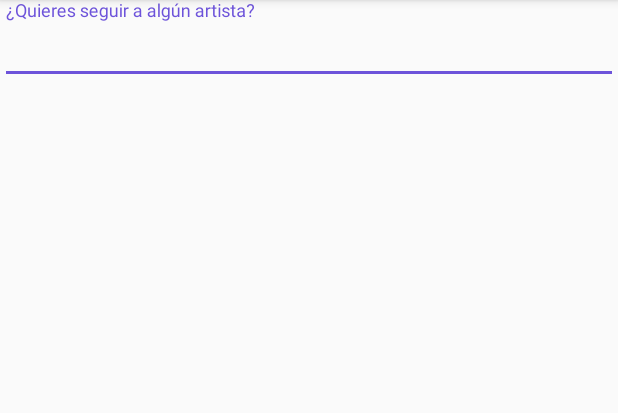
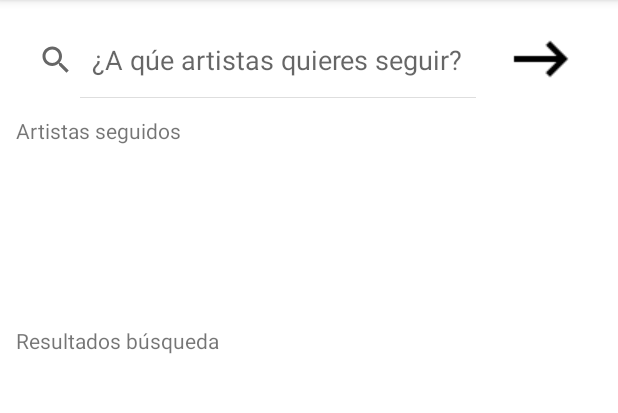
Before and after one commit to carlos-moy-gra/FestivApp, an Android app: the ArtistasActivity screen opened directly, with no data from a screen before it, on a phone screen of 412 x 824 dp, the part 84-497 px from its top. Run offline under Robolectric (Android 15) with nearby library versions, the light colour scheme and no system bars; libraries missing offline, so code that uses them is left out: com.parse.

Commit message:
Activity de selección de artista en estado avanzado. Queda realizar las inserciones de los artistas seguidos en la BD y mejorar el aspecto del scroll horizontal del RecyclerView utilizado para mostrar los artistas seguidos por el usuario.

```diff
--- a/Festivapp/app/src/main/AndroidManifest.xml
+++ b/Festivapp/app/src/main/AndroidManifest.xml
@@ -27,10 +27,10 @@
         <activity android:name=".ui.registro.RegistroActivity"
             android:label="@string/app_name"/>
 
-        <activity android:name=".ui.ArtistasActivity"
+        <activity android:name=".ui.GenerosActivity"
             android:label="@string/app_name"/>
 
-        <activity android:name=".ui.GenerosActivity"
+        <activity android:name=".ui.seleccionArtistas.ArtistasActivity"
             android:label="@string/app_name"/>
 
     </application>
--- a/Festivapp/app/src/main/java/com/example/festivapp/ui/GenerosActivity.java
+++ b/Festivapp/app/src/main/java/com/example/festivapp/ui/GenerosActivity.java
@@ -21,8 +21,6 @@ import com.parse.ParseQuery;
 import com.parse.ParseUser;
 
 import org.json.JSONArray;
-import org.json.JSONException;
-import org.json.JSONObject;
 
 import java.util.ArrayList;
 import java.util.Hashtable;
--- /dev/null
+++ b/Festivapp/app/src/main/java/com/example/festivapp/ui/seleccionArtistas/ArtistasActivity.java
@@ -0,0 +1,201 @@
+package com.example.festivapp.ui.seleccionArtistas;
+
+import android.os.Bundle;
+import android.util.Log;
+import android.view.Gravity;
+import android.view.View;
+import android.widget.AdapterView;
+import android.widget.GridView;
+import android.widget.SearchView;
+import android.widget.Toast;
+
+import androidx.appcompat.app.AppCompatActivity;
+import androidx.recyclerview.widget.LinearLayoutManager;
+import androidx.recyclerview.widget.RecyclerView;
+
+import com.example.festivapp.R;
+import com.example.festivapp.data.model.Artista;
+import com.parse.FindCallback;
+import com.parse.GetCallback;
+import com.parse.ParseException;
+import com.parse.ParseObject;
+import com.parse.ParseQuery;
+
+import java.util.ArrayList;
+import java.util.Hashtable;
+import java.util.List;
+import java.util.Map;
+
+public class ArtistasActivity extends AppCompatActivity {
+
+    private GridView gridViewResultados;
+    private RecyclerView recyclerViewSeguidos;
+    private ArtistasGridAdapter adapterResultados;
+    private ArtistasRecyclerAdapter adapterSeguidos;
+    private RecyclerView.LayoutManager layoutManager;
+
+    // Conjuntos de datos
+    private ArrayList<Artista> listaResultados = new ArrayList<>();  // Esta lista variará cada vez que se realice una consulta a la BD
+    private ArrayList<Artista> listaSeguidos = new ArrayList<>();    /* Esta lista variará cuando el usuario seleccione artistas o marque artistas que estaban
+                                                                       seleccionados como no seleccionados */
+    private Map<String, String> artistasSeguidos = new Hashtable<>();  // Almacena los objectId de los artistas que se encuentran en seguidos
+
+    private SearchView artistasSearchView;  // Barra de búsqueda de artistas
+
+    @Override
+    protected void onCreate(Bundle savedInstanceState) {
+        super.onCreate(savedInstanceState);
+        setContentView(R.layout.activity_artistas);
+
+        // Grid resultados búsqueda
+        gridViewResultados = findViewById(R.id.gridResultadosArtistas);
+        adapterResultados = new ArtistasGridAdapter(this, listaResultados);
+        gridViewResultados.setAdapter(adapterResultados);
+
+        /* Añadimos un listener */
+        gridViewResultados.setOnItemClickListener(new AdapterView.OnItemClickListener() {
+            @Override
+            public void onItemClick(AdapterView<?> parent, View view, int position, long id) {
+
+                /* Al seleccionar un artista de los resultados de la búsqueda, este se mueve a artistas seguidos (si no se encuentra ya allí)  */
+
+                Artista artistaSeleccionado = listaResultados.get(position);
+                if (!artistasSeguidos.containsKey(artistaSeleccionado.getNombre())) {
+                    /* El artista no estaba seleccionado, lo movemos a seguidos */
+                    artistasSeguidos.put(artistaSeleccionado.getNombre(), artistaSeleccionado.getObjectId());
+                    listaSeguidos.add(artistaSeleccionado);
+                    adapterSeguidos.notifyDataSetChanged();
+                    Toast toast = Toast.makeText(getApplicationContext(), "Ahora sigues a " + artistaSeleccionado.getNombre(), Toast.LENGTH_SHORT);
+                    toast.setGravity(Gravity.TOP, 0, 0);
+                    toast.show();
+                }
+            }
+        });
+
+        // RecyclerView seguidos
+        recyclerViewSeguidos = findViewById(R.id.gridArtistasSeguidos);
+        layoutManager = new LinearLayoutManager(this, LinearLayoutManager.HORIZONTAL, false);
+        recyclerViewSeguidos.setLayoutManager(layoutManager);
+        adapterSeguidos = new ArtistasRecyclerAdapter(listaSeguidos);
+        recyclerViewSeguidos.setAdapter(adapterSeguidos);
+
+        /* Añadimos un listener */
+        adapterSeguidos.setOnItemClickListener(new View.OnClickListener() {
+            @Override
+            public void onClick(View v) {
+                int pos = recyclerViewSeguidos.getChildAdapterPosition(v);
+                Artista artistaSeleccionado = listaSeguidos.get(pos);
+                artistasSeguidos.remove(artistaSeleccionado.getNombre());
+                listaSeguidos.remove(pos);
+                adapterSeguidos.notifyDataSetChanged();
+                Toast toast = Toast.makeText(getApplicationContext(), "Ya no sigues a " + artistaSeleccionado.getNombre(), Toast.LENGTH_SHORT);
+                toast.setGravity(Gravity.TOP, 0, 0);
+                toast.show();
+            }
+        });
+
+        /* Aquí consultamos en la BD los artistas que sigue el usuario y actualizamos el adapter de artistas seguidos
+
+        // Obtenemos el objeto usuario al completo (campos actualizados) TODO: testear su funcionamiento correcto
+        ParseQuery<ParseObject> queryUser = ParseQuery.getQuery("_User");
+        queryUser.getInBackground(ParseUser.getCurrentUser().getObjectId(), new GetCallback<ParseObject>() {
+            public void done(ParseObject user, ParseException e) {
+                if (e == null) {
+
+                    Object object = user.get("artistas_seguidos");
+                    ArrayList<ParseObject> artistas_seguidos = (ArrayList<ParseObject>) object;
+                    if (!artistas_seguidos.isEmpty()) {
+                        for (int i = 0; i < artistas_seguidos.size(); i++) {
+                            obtenerArtistasSeguidosUsuario(artistas_seguidos.get(i).getObjectId());
+                        }
+                    } else {
+                        System.out.println("El Usuario no sigue a ningún artista");
+                    }
+
+                } else {
+                    // Fallo en la query
+                }
+            }
+        });
+        */
+
+        // Barra de búsqueda
+        artistasSearchView = (SearchView) findViewById(R.id.barra_busqueda_artistas);
+        artistasSearchView.setIconifiedByDefault(false);
+
+        // Añadimos un listener
+        artistasSearchView.setOnQueryTextListener(new SearchView.OnQueryTextListener() {
+            @Override
+            public boolean onQueryTextSubmit(String textoQuery) {
+
+                /* Buscamos en la BD */
+                if (textoQuery.trim().isEmpty()) {
+                    listaResultados.clear();
+                    adapterResultados.notifyDataSetChanged();
+                } else {
+                    ParseQuery<ParseObject> query = ParseQuery.getQuery("Artista");
+                    query.whereStartsWith("nombre", textoQuery);
+                    query.findInBackground(new FindCallback<ParseObject>() {
+                        public void done(List<ParseObject> artistasList, ParseException e) {
+                            if (e == null) {
+                                Log.d("Artista", "Obtenidos " + artistasList.size() + " resultados");
+                                for (ParseObject artista : artistasList) {
+                                    listaResultados.add((Artista) artista);
+                                }
+                                adapterResultados.notifyDataSetChanged();
+                            } else {
+                                Log.d("Artista", "Error: " + e.getMessage());
+                            }
+                        }
+                    });
+                }
+
+                return false;
+            }
+
+            @Override
+            public boolean onQueryTextChange(String textoQuery) {
+
+                /* Buscamos en la BD */
+                if (textoQuery.trim().isEmpty()) {
+                    listaResultados.clear();
+                    adapterResultados.notifyDataSetChanged();
+                } else {
+                    ParseQuery<ParseObject> query = ParseQuery.getQuery("Artista");
+                    query.whereStartsWith("nombre", textoQuery);
+                    query.findInBackground(new FindCallback<ParseObject>() {
+                        public void done(List<ParseObject> artistasList, ParseException e) {
+                            if (e == null) {
+                                Log.d("Artista", "Obtenidos " + artistasList.size() + " resultados");
+                                for (ParseObject artista : artistasList) {
+                                    listaResultados.add((Artista) artista);
+                                }
+                                adapterResultados.notifyDataSetChanged();
+                            } else {
+                                Log.d("Artista", "Error: " + e.getMessage());
+                            }
+                        }
+                    });
+                }
+
+                return false;
+            }
+        });
+    }
+
+    public void obtenerArtistasSeguidosUsuario(String idArtista) {
+        ParseQuery<ParseObject> query = ParseQuery.getQuery("Artista");
+        query.getInBackground(idArtista, new GetCallback<ParseObject>() {
+            public void done(ParseObject artista, ParseException e) {
+                if (e == null) {
+                    listaSeguidos.add((Artista)artista);
+                    artistasSeguidos.put(((Artista)artista).getNombre(), ((Artista)artista).getObjectId());
+                    adapterSeguidos.notifyDataSetChanged();
+                } else {
+                    // Fallo en la query
+                }
+            }
+        });
+    }
+
+}
--- /dev/null
+++ b/Festivapp/app/src/main/java/com/example/festivapp/ui/seleccionArtistas/ArtistasGridAdapter.java
@@ -0,0 +1,54 @@
+package com.example.festivapp.ui.seleccionArtistas;
+
+import android.content.Context;
+import android.view.LayoutInflater;
+import android.view.View;
+import android.view.ViewGroup;
+import android.widget.BaseAdapter;
+import android.widget.TextView;
+
+import com.example.festivapp.R;
+import com.example.festivapp.data.model.Artista;
+
+import java.util.ArrayList;
+
+public class ArtistasGridAdapter extends BaseAdapter {
+
+    private Context context;
+    ArrayList<Artista> arrayList;
+
+    public ArtistasGridAdapter (Context context, ArrayList<Artista> arrayList) {
+        this.context = context;
+        this.arrayList = arrayList;
+    }
+
+    @Override
+    public int getCount() {
+        return arrayList.size();
+    }
+
+    @Override
+    public Object getItem(int position) {
+        return arrayList.get(position);
+    }
+
+    @Override
+    public long getItemId(int position) {
+        return position;
+    }
+
+    @Override
+    public View getView(int position, View convertView, ViewGroup parent) {
+
+        if (convertView == null) {
+            LayoutInflater layoutInflater = (LayoutInflater)context.getSystemService(context.LAYOUT_INFLATER_SERVICE);
+            convertView = layoutInflater.inflate(R.layout.item_artista_grid,null);
+        }
+
+        TextView textView = convertView.findViewById(R.id.item_seleccion_artista);
+
+        textView.setText(arrayList.get(position).getNombre());
+
+        return convertView;
+    }
+}
--- /dev/null
+++ b/Festivapp/app/src/main/java/com/example/festivapp/ui/seleccionArtistas/ArtistasRecyclerAdapter.java
@@ -0,0 +1,61 @@
+package com.example.festivapp.ui.seleccionArtistas;
+
+import android.view.LayoutInflater;
+import android.view.View;
+import android.view.ViewGroup;
+import android.widget.TextView;
+
+import androidx.recyclerview.widget.RecyclerView;
+
+import com.example.festivapp.R;
+import com.example.festivapp.data.model.Artista;
+
+import java.util.ArrayList;
+
+public class ArtistasRecyclerAdapter extends RecyclerView.Adapter<ArtistasRecyclerAdapter.ArtistasViewHolder> {
+
+    protected View.OnClickListener onClickListener;
+    ArrayList<Artista> arrayList;
+
+    public static class ArtistasViewHolder extends RecyclerView.ViewHolder {
+        public TextView textViewNombre;
+        public ArtistasViewHolder(View v) {
+            super(v);
+            this.textViewNombre = v.findViewById(R.id.item_seleccion_artista_recycler);
+        }
+    }
+
+    public ArtistasRecyclerAdapter(ArrayList<Artista> arrayList) {
+        this.arrayList = arrayList;
+    }
+
+    // Crea nuevas views (lo invoca el layout manager)
+    @Override
+    public ArtistasRecyclerAdapter.ArtistasViewHolder onCreateViewHolder(ViewGroup parent,
+                                                                  int viewType) {
+        // Crea una nueva view
+        View v = LayoutInflater.from(parent.getContext())
+                .inflate(R.layout.item_artista_recycler, parent, false);
+        v.setOnClickListener(onClickListener);
+        ArtistasViewHolder vh = new ArtistasViewHolder(v);
+        return vh;
+    }
+
+    // Reemplaza el contenido de una view (lo invoca el layout manager)
+    @Override
+    public void onBindViewHolder(ArtistasViewHolder holder, int position) {
+        // - get element from your dataset at this position
+        // - replace the contents of the view with that element
+        TextView textView = holder.textViewNombre;
+        textView.setText(arrayList.get(position).getNombre());
+    }
+
+    @Override
+    public int getItemCount() {
+        return arrayList.size();
+    }
+
+    public void setOnItemClickListener(View.OnClickListener onClickListener) {
+        this.onClickListener = onClickListener;
+    }
+}
--- a/Festivapp/app/src/main/res/layout/activity_artistas.xml
+++ b/Festivapp/app/src/main/res/layout/activity_artistas.xml
@@ -2,27 +2,95 @@
 <androidx.constraintlayout.widget.ConstraintLayout xmlns:android="http://schemas.android.com/apk/res/android"
     xmlns:app="http://schemas.android.com/apk/res-auto"
     xmlns:tools="http://schemas.android.com/tools"
+    android:id="@+id/container_artistas_activity"
     android:layout_width="match_parent"
     android:layout_height="match_parent"
+    android:background="#FFFFFF"
+    android:padding="5dp"
+    android:paddingTop="5dp"
+    android:paddingBottom="5dp"
     tools:context=".ui.ArtistasActivity">
 
-    <LinearLayout
+    <SearchView
+        android:id="@+id/barra_busqueda_artistas"
+        android:layout_width="320dp"
+        android:layout_height="50dp"
+        android:layout_marginTop="10dp"
+        android:queryHint="@string/artistas_texto_barra_busqueda"
+        app:layout_constraintStart_toStartOf="parent"
+        app:layout_constraintTop_toTopOf="parent"
+        tools:layout_conversion_absoluteHeight="50dp"
+        tools:layout_conversion_absoluteWidth="300dp" />
+
+    <ImageButton
+        android:id="@+id/boton_continuar_artistas"
+        android:layout_width="60dp"
+        android:layout_height="60dp"
+        android:layout_marginTop="4dp"
+        android:layout_marginEnd="16dp"
+        android:layout_marginRight="16dp"
+        android:background="#FFFFFFFF"
+        android:contentDescription="@string/artistas_texto_boton_deplazamiento"
+        app:layout_constraintEnd_toEndOf="parent"
+        app:layout_constraintTop_toTopOf="parent"
+        app:srcCompat="@drawable/baseline_keyboard_backspace_black"
+        tools:layout_conversion_absoluteHeight="60dp"
+        tools:layout_conversion_absoluteWidth="60dp" />
+
+    <androidx.recyclerview.widget.RecyclerView
+        android:id="@+id/gridArtistasSeguidos"
         android:layout_width="match_parent"
+        android:layout_height="100dp"
+        android:layout_marginTop="100dp"
+        android:layout_marginBottom="35dp"
+        android:orientation="horizontal"
+        android:scrollbars="horizontal"
+        app:layout_constraintBottom_toTopOf="@+id/gridResultadosArtistas"
+        app:layout_constraintEnd_toEndOf="parent"
+        app:layout_constraintStart_toStartOf="parent"
+        app:layout_constraintTop_toTopOf="parent" />
+
+    <GridView
+        android:id="@+id/gridResultadosArtistas"
+        android:layout_width="wrap_content"
         android:layout_height="match_parent"
-        android:orientation="vertical"
+        android:layout_marginTop="240dp"
+        android:columnWidth="100dp"
+        android:gravity="start"
+        android:horizontalSpacing="5dp"
+        android:numColumns="4"
+        android:verticalSpacing="5dp"
         app:layout_constraintBottom_toBottomOf="parent"
         app:layout_constraintEnd_toEndOf="parent"
+        app:layout_constraintHorizontal_bias="0.555"
         app:layout_constraintStart_toStartOf="parent"
-        app:layout_constraintTop_toTopOf="parent">
+        app:layout_constraintTop_toTopOf="parent"
+        app:layout_constraintVertical_bias="1.0" />
 
-        <com.google.android.material.textfield.TextInputLayout
-            android:layout_width="match_parent"
-            android:layout_height="match_parent">
+    <TextView
+        android:id="@+id/texto_artistas_seguidos"
+        android:layout_width="wrap_content"
+        android:layout_height="wrap_content"
+        android:layout_marginStart="5dp"
+        android:layout_marginLeft="5dp"
+        android:layout_marginTop="12dp"
+        android:layout_marginBottom="11dp"
+        android:text="@string/texto_artistas_seguidos"
+        app:layout_constraintBottom_toTopOf="@+id/gridArtistasSeguidos"
+        app:layout_constraintStart_toStartOf="parent"
+        app:layout_constraintTop_toBottomOf="@+id/barra_busqueda_artistas" />
 
-            <com.google.android.material.textfield.TextInputEditText
-                android:layout_width="match_parent"
-                android:layout_height="wrap_content"
-                android:hint="¿Quieres seguir a algún artista?" />
-        </com.google.android.material.textfield.TextInputLayout>
-    </LinearLayout>
+    <TextView
+        android:id="@+id/texto_resultados_busqueda"
+        android:layout_width="wrap_content"
+        android:layout_height="wrap_content"
+        android:layout_marginStart="5dp"
+        android:layout_marginLeft="5dp"
+        android:layout_marginTop="16dp"
+        android:layout_marginBottom="15dp"
+        android:text="@string/texto_resultado_busqueda"
+        app:layout_constraintBottom_toTopOf="@+id/gridResultadosArtistas"
+        app:layout_constraintStart_toStartOf="parent"
+        app:layout_constraintTop_toBottomOf="@+id/gridArtistasSeguidos" />
+
 </androidx.constraintlayout.widget.ConstraintLayout>
--- a/Festivapp/app/src/main/res/layout/activity_registro.xml
+++ b/Festivapp/app/src/main/res/layout/activity_registro.xml
@@ -136,7 +136,7 @@
         android:id="@+id/boton_testeo_generos"
         android:layout_width="300dp"
         android:layout_height="wrap_content"
-        android:onClick="irAGeneros"
-        android:text="Ir a Generos" />
+        android:onClick="irAArtistas"
+        android:text="Ir a Artistas" />
 
 </LinearLayout>
--- a/Festivapp/app/src/main/res/values/strings.xml
+++ b/Festivapp/app/src/main/res/values/strings.xml
@@ -25,4 +25,10 @@
     <!-- Strings relacionados con GenerosActivity -->
     <string name="generos_texto_sup">¿Qúe géneros te gusta escuchar?"</string>
     <string name="generos_texto_boton_deplazamiento">Botón desplazamiento derecho</string>
+
+    <!-- Strings relacionados con ArtistasActivity -->
+    <string name="artistas_texto_barra_busqueda">¿A qúe artistas quieres seguir?"</string>
+    <string name="artistas_texto_boton_deplazamiento">Botón desplazamiento derecho</string>
+    <string name="texto_artistas_seguidos">Artistas seguidos</string>
+    <string name="texto_resultado_busqueda">Resultados búsqueda</string>
 </resources>
```
Also changed, not shown: Festivapp/app/src/main/java/com/example/festivapp/ui/ArtistasActivity.java (deleted, +0 -16 lines), Festivapp/app/src/main/java/com/example/festivapp/ui/registro/RegistroActivity.java (+6 -4 lines), Festivapp/app/src/main/res/layout/activity_generos.xml (+6 -6 lines), Festivapp/app/src/main/res/layout/item_artista_grid.xml (added, +19 -0 lines), Festivapp/app/src/main/res/layout/item_artista_recycler.xml (added, +19 -0 lines).
